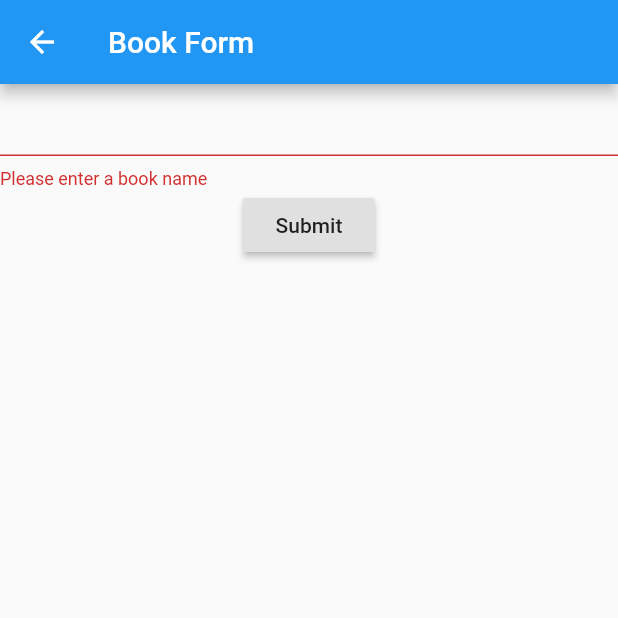
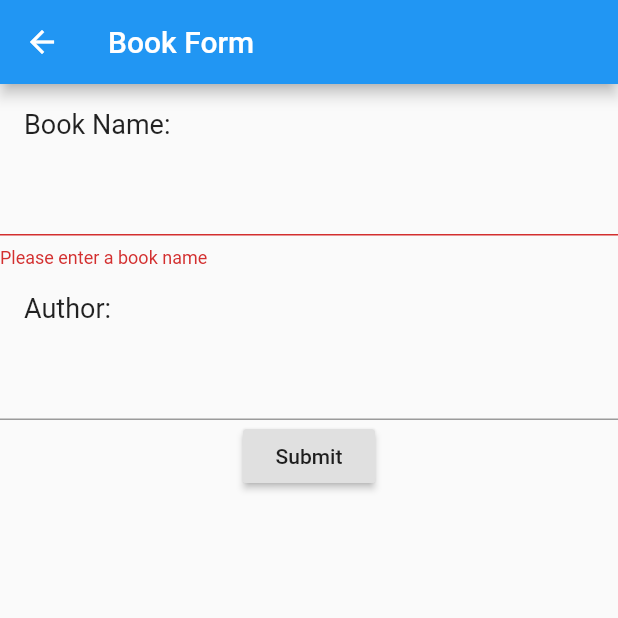
Before and after one commit to gpalves/Reading_List_Tracker, a Flutter app: the BookForm screen opened directly, after a tap on "Submit", on a phone screen of 412 x 824 dp, the top half of it. Run offline on Flutter 3.47's test engine with Material 2 defaults, Android fonts, the phone set to English and light mode, and no system bars.

Commit message:
Added favorite/unfavorite functionality

```diff
--- a/lib/main.dart
+++ b/lib/main.dart
@@ -72,6 +72,12 @@ class BookList extends StatelessWidget {
       child: ListTile(
         contentPadding: EdgeInsets.all(16.0),
         title: Text(book.name, style: TextStyle(fontSize: 18.0)),
+        subtitle: Text(book.author),
+        trailing:
+            Icon(book.isFavorite ? Icons.favorite : Icons.favorite_border),
+        onLongPress: () {
+          Provider.of<BookListModel>(context, listen: false).favorite(book);
+        },
       ),
     );
   }
--- a/lib/models/booklistmodel.dart
+++ b/lib/models/booklistmodel.dart
@@ -16,10 +16,19 @@ class BookListModel extends ChangeNotifier {
 
     notifyListeners();
   }
+
+  void favorite(Book book) {
+    final index = _items.indexOf(book);
+    _items[index].isFavorite = !_items[index].isFavorite;
+
+    notifyListeners();
+  }
 }
 
 class Book {
   String name;
+  String author;
+  bool isFavorite = false;
 
-  Book(this.name);
+  Book(this.name, this.author);
 }
--- a/lib/screens/bookform.dart
+++ b/lib/screens/bookform.dart
@@ -8,11 +8,12 @@ class BookForm extends StatefulWidget {
 
 class _BookFormState extends State<BookForm> {
   final _formKey = GlobalKey<FormState>();
-  final formController = TextEditingController();
+  final bookNameController = TextEditingController();
+  final authorNameController = TextEditingController();
 
   @override
   void dispose() {
-    formController.dispose();
+    bookNameController.dispose();
     super.dispose();
   }
 
@@ -25,8 +26,20 @@ class _BookFormState extends State<BookForm> {
       body: Form(
           key: _formKey,
           child: Column(children: <Widget>[
+            Padding(
+              padding: EdgeInsets.all(16),
+              child: Row(
+                children: [
+                  Text(
+                    "Book Name:",
+                    style: TextStyle(fontSize: 18),
+                  ),
+                  Spacer()
+                ],
+              ),
+            ),
             TextFormField(
-              controller: formController,
+              controller: bookNameController,
               validator: (value) {
                 if (value.isEmpty) {
                   return 'Please enter a book name';
@@ -34,12 +47,33 @@ class _BookFormState extends State<BookForm> {
                 return null;
               },
             ),
+            Padding(
+              padding: EdgeInsets.all(16),
+              child: Row(
+                children: [
+                  Text(
+                    "Author:",
+                    style: TextStyle(fontSize: 18),
+                  ),
+                  Spacer()
+                ],
+              ),
+            ),
+            TextFormField(
+              controller: authorNameController,
+              validator: (value) {
+                return null;
+              },
+            ),
             RaisedButton(
               onPressed: () {
                 if (_formKey.currentState.validate()) {
                   //Do Something
-
-                  Navigator.pop(context, Book(formController.text));
+                  if (authorNameController.text == null) {
+                    Navigator.pop(context, Book(bookNameController.text, ""));
+                  }
+                  Navigator.pop(context,
+                      Book(bookNameController.text, authorNameController.text));
                 }
               },
               child: Text("Submit"),
```
